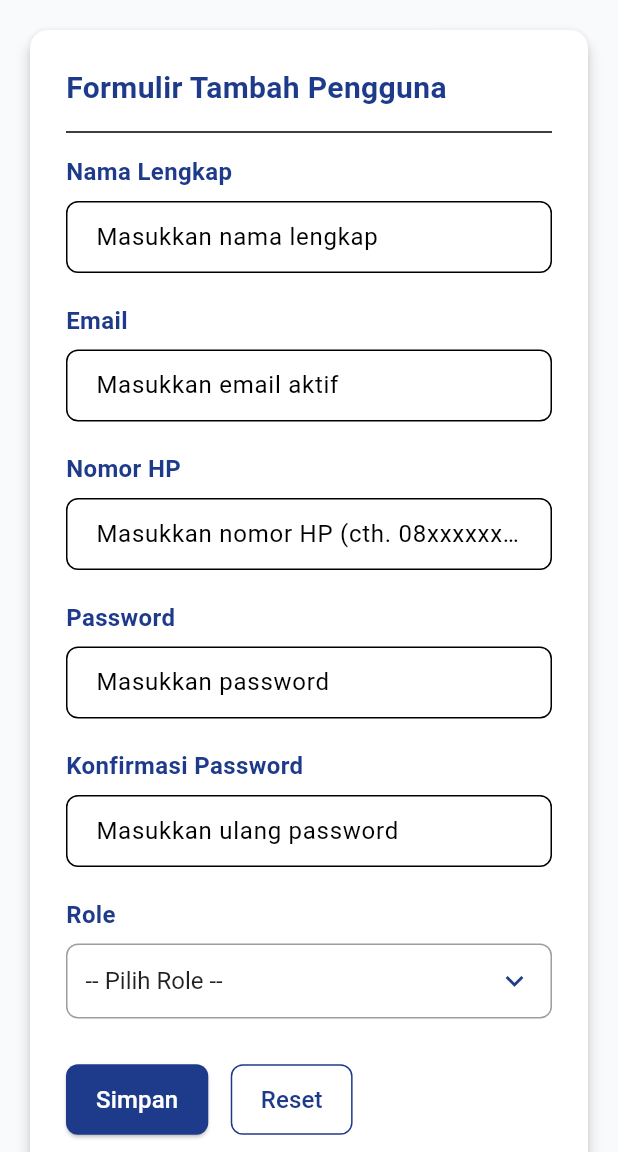
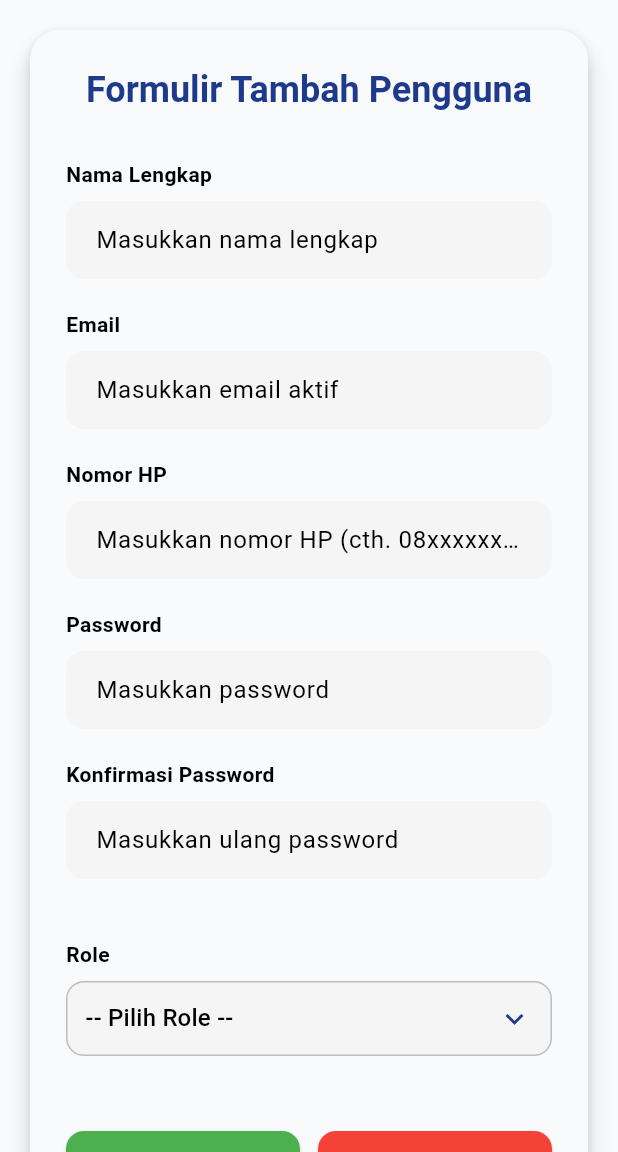
Before and after one commit to Ghetsa/UTS_Mobile_Kelompok3, a Flutter app: the TambahPenggunaPage screen opened by its route, on a phone screen of 412 x 824 dp, the part 84-1236 px from its top. Run offline on Flutter 3.47's test engine with Material 3 defaults, Android fonts, the phone set to English and light mode, and no system bars; our stand-ins replace file_picker, fl_chart.

Commit message:
update tambah pengguna

```diff
--- a/jawara_kelompok3/lib/ManajemenPengguna/Tambah/tambah_pengguna.dart
+++ b/jawara_kelompok3/lib/ManajemenPengguna/Tambah/tambah_pengguna.dart
@@ -1,6 +1,6 @@
 import 'package:flutter/material.dart';
-import '../../Layout/sidebar.dart'; // gunakan sidebar sesuai struktur folder global
-import '../../Theme/app_theme.dart'; // gunakan theme global
+import '../../Layout/sidebar.dart';
+import '../../Theme/app_theme.dart';
 
 class TambahPenggunaPage extends StatefulWidget {
   const TambahPenggunaPage({super.key});
@@ -10,24 +10,22 @@ class TambahPenggunaPage extends StatefulWidget {
 }
 
 class _TambahPenggunaPageState extends State<TambahPenggunaPage> {
-  final List<String> roles = const [
-    '-- Pilih Role --',
-    'Admin',
-    'Bendahara',
-    'Warga',
-  ];
+  final List<String> roles = const ['-- Pilih Role --', 'Admin', 'Bendahara', 'Warga'];
 
+  // Variabel menyimpan
   late String selectedRole;
+
+  // Controller untuk setiap input text
   final TextEditingController namaLengkapController = TextEditingController();
   final TextEditingController emailController = TextEditingController();
   final TextEditingController nomorHpController = TextEditingController();
   final TextEditingController passwordController = TextEditingController();
-  final TextEditingController konfirmasiPasswordController =
-      TextEditingController();
+  final TextEditingController konfirmasiPasswordController = TextEditingController();
 
   @override
   void initState() {
     super.initState();
+    // Set default role yang dipilih
     selectedRole = roles.first;
   }
 
@@ -41,139 +39,115 @@ class _TambahPenggunaPageState extends State<TambahPenggunaPage> {
     super.dispose();
   }
 
+  // Fungsi untuk menampilkan snackbar ketika tombol Simpan ditekan
+  void _handleSimpan() {
+    ScaffoldMessenger.of(context).showSnackBar(
+      SnackBar(
+        content: Text('Menyimpan Pengguna Baru: ${namaLengkapController.text} dengan Role $selectedRole'),
+      ),
+    );
+  }
+
+  // Fungsi untuk mereset seluruh inputan form
+  void _handleReset() {
+    setState(() {
+      namaLengkapController.clear();
+      emailController.clear();
+      nomorHpController.clear();
+      passwordController.clear();
+      konfirmasiPasswordController.clear();
+      selectedRole = roles.first;
+    });
+    ScaffoldMessenger.of(context).showSnackBar(
+      const SnackBar(content: Text('Formulir telah di-reset.')),
+    );
+  }
+
   @override
   Widget build(BuildContext context) {
     final screenWidth = MediaQuery.of(context).size.width;
     final isDesktop = screenWidth > 800;
 
     return Scaffold(
-      backgroundColor: AppTheme.backgroundBlueWhite,
+      drawer: const AppSidebar(),
+
+      // AppBar
       appBar: AppBar(
         title: const Text(
           "Tambah Akun Pengguna",
-          style: TextStyle(fontWeight: FontWeight.bold),
+          style: TextStyle(color: Colors.white, fontWeight: FontWeight.bold),
         ),
         backgroundColor: AppTheme.primaryBlue,
-        foregroundColor: Colors.white,
-        elevation: 0,
+        iconTheme: const IconThemeData(color: Colors.white),
       ),
-      drawer: const AppSidebar(), // sidebar konsisten dengan layout utama
+
+      // Body menggunakan SingleChildScrollView agar scrollable
       body: SingleChildScrollView(
         padding: EdgeInsets.all(isDesktop ? 32.0 : 16.0),
         child: Center(
           child: ConstrainedBox(
             constraints: const BoxConstraints(maxWidth: 900),
             child: Card(
-              color: Colors.white,
-              elevation: 4,
-              shape: RoundedRectangleBorder(
-                borderRadius: BorderRadius.circular(12),
-              ),
+              elevation: 6,
+              shape: RoundedRectangleBorder(borderRadius: BorderRadius.circular(20)),
               child: Padding(
                 padding: const EdgeInsets.all(24.0),
                 child: Column(
                   crossAxisAlignment: CrossAxisAlignment.start,
                   children: [
-                    const Text(
+                    // Judul Form
+                    Center(
+                      child: Text(
                         "Formulir Tambah Pengguna",
-                      style: TextStyle(
-                        fontSize: 20,
+                        style: Theme.of(context).textTheme.headlineSmall?.copyWith(
                               fontWeight: FontWeight.bold,
                               color: AppTheme.primaryBlue,
                             ),
                       ),
-                    const Divider(height: 30, thickness: 1),
+                    ),
+                    const SizedBox(height: 30),
 
-                    // Input: Nama Lengkap
-                    _buildTextField(
-                      controller: namaLengkapController,
-                      label: "Nama Lengkap",
-                      hint: "Masukkan nama lengkap",
-                    ),
+                    // Input Fields
+                    _buildTextField(controller: namaLengkapController, label: "Nama Lengkap", hint: "Masukkan nama lengkap"),
+                    _buildTextField(controller: emailController, label: "Email", hint: "Masukkan email aktif", keyboardType: TextInputType.emailAddress),
+                    _buildTextField(controller: nomorHpController, label: "Nomor HP", hint: "Masukkan nomor HP (cth. 08xxxxxxxxx)", keyboardType: TextInputType.phone),
+                    _buildTextField(controller: passwordController, label: "Password", hint: "Masukkan password", isPassword: true),
+                    _buildTextField(controller: konfirmasiPasswordController, label: "Konfirmasi Password", hint: "Masukkan ulang password", isPassword: true),
+
+                    // Dropdown Role
                     const SizedBox(height: 20),
-
-                    // Input: Email
-                    _buildTextField(
-                      controller: emailController,
-                      label: "Email",
-                      hint: "Masukkan email aktif",
-                      keyboardType: TextInputType.emailAddress,
-                    ),
-                    const SizedBox(height: 20),
-
-                    // Input: Nomor HP
-                    _buildTextField(
-                      controller: nomorHpController,
-                      label: "Nomor HP",
-                      hint: "Masukkan nomor HP (cth. 08xxxxxxxxx)",
-                      keyboardType: TextInputType.phone,
-                    ),
-                    const SizedBox(height: 20),
-
-                    // Input: Password
-                    _buildTextField(
-                      controller: passwordController,
-                      label: "Password",
-                      hint: "Masukkan password",
-                      isPassword: true,
-                    ),
-                    const SizedBox(height: 20),
-
-                    // Input: Konfirmasi Password
-                    _buildTextField(
-                      controller: konfirmasiPasswordController,
-                      label: "Konfirmasi Password",
-                      hint: "Masukkan ulang password",
-                      isPassword: true,
-                    ),
-                    const SizedBox(height: 20),
-
-                    // Input: Role (Dropdown)
                     _buildRoleDropdown(),
                     const SizedBox(height: 30),
 
-                    // Tombol Aksi
+                    // Tombol aksi Simpan dan Reset
                     Row(
                       children: [
                         // Tombol Simpan
-                        ElevatedButton(
+                        Expanded(
+                          child: ElevatedButton(
                             onPressed: _handleSimpan,
                             style: ElevatedButton.styleFrom(
-                            backgroundColor: AppTheme.primaryBlue,
-                            padding: const EdgeInsets.symmetric(
-                              horizontal: 20,
-                              vertical: 12,
+                              backgroundColor: Colors.green,
+                              foregroundColor: Colors.white,
+                              padding: const EdgeInsets.symmetric(vertical: 16),
+                              shape: RoundedRectangleBorder(borderRadius: BorderRadius.circular(12)),
                             ),
-                            shape: RoundedRectangleBorder(
-                              borderRadius: BorderRadius.circular(8),
+                            child: const Text("Simpan", style: TextStyle(fontSize: 16, fontWeight: FontWeight.bold)),
                           ),
                         ),
-                          child: const Text(
-                            "Simpan",
-                            style: TextStyle(fontSize: 16, color: Colors.white),
-                          ),
-                        ),
-                        const SizedBox(width: 15),
+                        const SizedBox(width: 12),
 
                         // Tombol Reset
-                        OutlinedButton(
+                        Expanded(
+                          child: ElevatedButton(
                             onPressed: _handleReset,
-                          style: OutlinedButton.styleFrom(
-                            foregroundColor: AppTheme.primaryBlue,
-                            side: const BorderSide(
-                              color: AppTheme.primaryBlue,
+                            style: ElevatedButton.styleFrom(
+                              backgroundColor: Colors.red,
+                              foregroundColor: Colors.white,
+                              padding: const EdgeInsets.symmetric(vertical: 16),
+                              shape: RoundedRectangleBorder(borderRadius: BorderRadius.circular(12)),
                             ),
-                            padding: const EdgeInsets.symmetric(
-                              horizontal: 20,
-                              vertical: 12,
-                            ),
-                            shape: RoundedRectangleBorder(
-                              borderRadius: BorderRadius.circular(8),
-                            ),
-                          ),
-                          child: const Text(
-                            "Reset",
-                            style: TextStyle(fontSize: 16),
+                            child: const Text("Reset", style: TextStyle(fontSize: 16, fontWeight: FontWeight.bold)),
                           ),
                         ),
                       ],
@@ -188,33 +162,7 @@ class _TambahPenggunaPageState extends State<TambahPenggunaPage> {
     );
   }
 
-  // === Logika tombol Simpan ===
-  void _handleSimpan() {
-    ScaffoldMessenger.of(context).showSnackBar(
-      SnackBar(
-        content: Text(
-          'Menyimpan Pengguna Baru: ${namaLengkapController.text} dengan Role $selectedRole',
-        ),
-      ),
-    );
-  }
-
-  // === Logika tombol Reset ===
-  void _handleReset() {
-    setState(() {
-      namaLengkapController.clear();
-      emailController.clear();
-      nomorHpController.clear();
-      passwordController.clear();
-      konfirmasiPasswordController.clear();
-      selectedRole = roles.first;
-    });
-    ScaffoldMessenger.of(
-      context,
-    ).showSnackBar(const SnackBar(content: Text('Formulir telah di-reset.')));
-  }
-
-  // === Widget TextField ===
+  // Widget TextField dengan style mirip Tambah Channel
   Widget _buildTextField({
     required TextEditingController controller,
     required String label,
@@ -222,91 +170,67 @@ class _TambahPenggunaPageState extends State<TambahPenggunaPage> {
     TextInputType keyboardType = TextInputType.text,
     bool isPassword = false,
   }) {
-    return Column(
+    return Padding(
+      padding: const EdgeInsets.only(bottom: 20.0),
+      child: Column(
         crossAxisAlignment: CrossAxisAlignment.start,
         children: [
-        Text(
-          label,
-          style: const TextStyle(
-            fontWeight: FontWeight.w600,
-            fontSize: 16,
-            color: AppTheme.primaryBlue,
-          ),
-        ),
+          // Label field
+          Text(label, style: const TextStyle(fontWeight: FontWeight.w600, fontSize: 14)),
           const SizedBox(height: 8),
+
+          // TextField input
           TextField(
             controller: controller,
             obscureText: isPassword,
             keyboardType: keyboardType,
             decoration: InputDecoration(
               hintText: hint,
-            isDense: true,
-            contentPadding: const EdgeInsets.symmetric(
-              horizontal: 16,
-              vertical: 12,
-            ),
-            border: OutlineInputBorder(
-              borderRadius: BorderRadius.circular(8),
-              borderSide: const BorderSide(color: Colors.grey),
-            ),
-            focusedBorder: const OutlineInputBorder(
-              borderSide: BorderSide(
-                color: AppTheme.primaryBlue,
-                width: 2,
-              ),
-            ),
+              filled: true,
+              fillColor: Colors.grey.shade100,
+              border: OutlineInputBorder(borderRadius: BorderRadius.circular(12), borderSide: BorderSide.none),
+              focusedBorder: OutlineInputBorder(borderRadius: BorderRadius.circular(12), borderSide: BorderSide(color: AppTheme.primaryBlue, width: 2)),
+              contentPadding: const EdgeInsets.symmetric(horizontal: 16, vertical: 14),
             ),
           ),
         ],
+      ),
     );
   }
 
-  // === Widget Dropdown Role ===
+  // Widget Dropdown Role dengan style mirip Tambah Channel
   Widget _buildRoleDropdown() {
-    return Column(
+    return Padding(
+      padding: const EdgeInsets.only(bottom: 20.0),
+      child: Column(
         crossAxisAlignment: CrossAxisAlignment.start,
         children: [
-        const Text(
-          "Role",
-          style: TextStyle(
-            fontWeight: FontWeight.w600,
-            fontSize: 16,
-            color: AppTheme.primaryBlue,
-          ),
-        ),
+          // Label Role
+          const Text("Role", style: TextStyle(fontWeight: FontWeight.w600, fontSize: 14)),
           const SizedBox(height: 8),
+
+          // Dropdown container
           Container(
             padding: const EdgeInsets.symmetric(horizontal: 12),
             decoration: BoxDecoration(
-            border: Border.all(color: Colors.grey),
-            borderRadius: BorderRadius.circular(8),
+              color: Colors.grey.shade100,
+              borderRadius: BorderRadius.circular(12),
+              border: Border.all(color: Colors.grey.shade400),
             ),
             child: DropdownButtonHideUnderline(
               child: DropdownButton<String>(
                 isExpanded: true,
                 value: selectedRole,
-              icon: const Icon(
-                Icons.keyboard_arrow_down,
-                color: AppTheme.primaryBlue,
-              ),
-              style: const TextStyle(color: Colors.black87, fontSize: 16),
-              items: roles.map<DropdownMenuItem<String>>((String value) {
-                return DropdownMenuItem<String>(
-                  value: value,
-                  child: Text(value),
-                );
-              }).toList(),
+                icon: const Icon(Icons.keyboard_arrow_down, color: AppTheme.primaryBlue),
+                items: roles.map((role) => DropdownMenuItem(value: role, child: Text(role))).toList(),
                 onChanged: (String? newValue) {
-                if (newValue != null) {
-                  setState(() {
-                    selectedRole = newValue;
-                  });
-                }
+                  if (newValue != null) setState(() => selectedRole = newValue);
                 },
               ),
             ),
           ),
         ],
+      ),
     );
   }
 }
```
Lines whose indentation alone changed are shown as unchanged.
